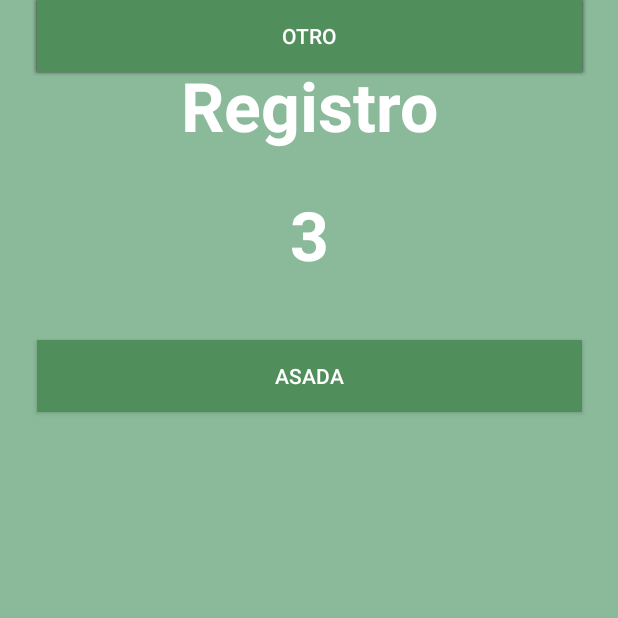
After one commit to Andreyf20/SiembrApp-Android, an Android app: the RegisterActivity_Step_3 screen opened directly, with no data from a screen before it, on a phone screen of 412 x 824 dp, the top half of it. The commit adds this screen. Run offline under Robolectric (Android 15) with nearby library versions, the phone set to English and light mode, and no system bars.

Commit message:
Update in db user scripts and added steps 2 and 3 in mobile app

```diff
--- /dev/null
+++ b/App/SiembrApp/app/src/main/java/com/example/siembrapp/register/RegisterActivity_Step_3.java
@@ -0,0 +1,16 @@
+package com.example.siembrapp.register;
+
+import androidx.appcompat.app.AppCompatActivity;
+
+import android.os.Bundle;
+
+import com.example.siembrapp.R;
+
+public class RegisterActivity_Step_3 extends AppCompatActivity {
+
+    @Override
+    protected void onCreate(Bundle savedInstanceState) {
+        super.onCreate(savedInstanceState);
+        setContentView(R.layout.activity_register__step_3);
+    }
+}
--- /dev/null
+++ b/App/SiembrApp/app/src/main/res/layout/activity_register__step_3.xml
@@ -0,0 +1,95 @@
+<?xml version="1.0" encoding="utf-8"?>
+<androidx.constraintlayout.widget.ConstraintLayout xmlns:android="http://schemas.android.com/apk/res/android"
+    xmlns:app="http://schemas.android.com/apk/res-auto"
+    xmlns:tools="http://schemas.android.com/tools"
+    android:layout_width="match_parent"
+    android:layout_height="match_parent"
+    android:background="@color/colorPrimary"
+    tools:context=".register.RegisterActivity_Step_3">
+
+    <TextView
+        android:id="@+id/siembrAppLbl2"
+        android:layout_width="409dp"
+        android:layout_height="wrap_content"
+        android:layout_marginTop="40dp"
+        android:text="@string/registerHeading"
+        android:textAlignment="center"
+        android:textColor="#FFFFFF"
+        android:textSize="45sp"
+        android:textStyle="bold"
+        app:layout_constraintEnd_toEndOf="parent"
+        app:layout_constraintStart_toStartOf="parent"
+        app:layout_constraintTop_toTopOf="parent" />
+
+    <TextView
+        android:id="@+id/siembrAppLbl3"
+        android:layout_width="409dp"
+        android:layout_height="wrap_content"
+        android:layout_marginTop="25dp"
+        android:text="3"
+        android:textAlignment="center"
+        android:textColor="#FFFFFF"
+        android:textSize="45sp"
+        android:textStyle="bold"
+        app:layout_constraintEnd_toEndOf="parent"
+        app:layout_constraintStart_toStartOf="parent"
+        app:layout_constraintTop_toBottomOf="@+id/siembrAppLbl2" />
+
+    <Button
+        android:id="@+id/trabajoChoiceBtn"
+        android:layout_width="363dp"
+        android:layout_height="wrap_content"
+        android:layout_marginTop="40dp"
+        android:background="@color/colorPrimaryDark"
+        android:text="@string/asadaLbl"
+        android:textColor="#FFFFFF"
+        app:layout_constraintEnd_toEndOf="parent"
+        app:layout_constraintStart_toStartOf="parent"
+        app:layout_constraintTop_toBottomOf="@+id/siembrAppLbl3" />
+
+    <Button
+        android:id="@+id/trabajoChoiceBtn"
+        android:layout_width="363dp"
+        android:layout_height="wrap_content"
+        android:background="@color/colorPrimaryDark"
+        android:text="@string/estadoLbl"
+        android:textColor="#FFFFFF"
+        app:layout_constraintEnd_toEndOf="parent"
+        app:layout_constraintStart_toStartOf="parent"
+        tools:layout_editor_absoluteY="310dp" />
+
+    <Button
+        android:id="@+id/trabajoChoiceBtn"
+        android:layout_width="363dp"
+        android:layout_height="wrap_content"
+        android:background="@color/colorPrimaryDark"
+        android:text="@string/gobiernoLocalLbl"
+        android:textColor="#FFFFFF"
+        app:layout_constraintEnd_toEndOf="parent"
+        app:layout_constraintHorizontal_bias="0.5"
+        app:layout_constraintStart_toStartOf="parent"
+        tools:layout_editor_absoluteY="401dp" />
+
+    <Button
+        android:id="@+id/trabajoChoiceBtn"
+        android:layout_width="363dp"
+        android:layout_height="wrap_content"
+        android:background="@color/colorPrimaryDark"
+        android:text="@string/ongLbl"
+        android:textColor="#FFFFFF"
+        app:layout_constraintEnd_toEndOf="parent"
+        app:layout_constraintStart_toStartOf="parent"
+        tools:layout_editor_absoluteY="493dp" />
+
+    <Button
+        android:id="@+id/trabajoChoiceBtn"
+        android:layout_width="363dp"
+        android:layout_height="wrap_content"
+        android:background="@color/colorPrimaryDark"
+        android:text="@string/otroLbl"
+        android:textColor="#FFFFFF"
+        app:layout_constraintEnd_toEndOf="parent"
+        app:layout_constraintStart_toStartOf="parent"
+        tools:layout_editor_absoluteY="586dp" />
+
+</androidx.constraintlayout.widget.ConstraintLayout>
--- a/App/SiembrApp/app/src/main/res/values/strings.xml
+++ b/App/SiembrApp/app/src/main/res/values/strings.xml
@@ -15,4 +15,11 @@
     <string name="nombre">Nombre</string>
     <string name="apellidos">Apellidos</string>
     <string name="siguiente">Siguiente</string>
+    <string name="trabajoLbl">Trabajo</string>
+    <string name="campanna">Campaña de reforestación</string>
+    <string name="otroLbl">Otro</string>
+    <string name="asadaLbl">Asada</string>
+    <string name="estadoLbl">Estado</string>
+    <string name="gobiernoLocalLbl">Gobierno local</string>
+    <string name="ongLbl">ONG</string>
 </resources>
```
Also changed, not shown: App/SiembrApp/app/src/main/AndroidManifest.xml (+8 -3 lines), App/SiembrApp/app/src/main/java/com/example/siembrapp/register/RegisterActivity_Step_2.java (added, +16 -0 lines), App/SiembrApp/app/src/main/res/layout/activity_register__step_2.xml (added, +68 -0 lines), 2 other files.
